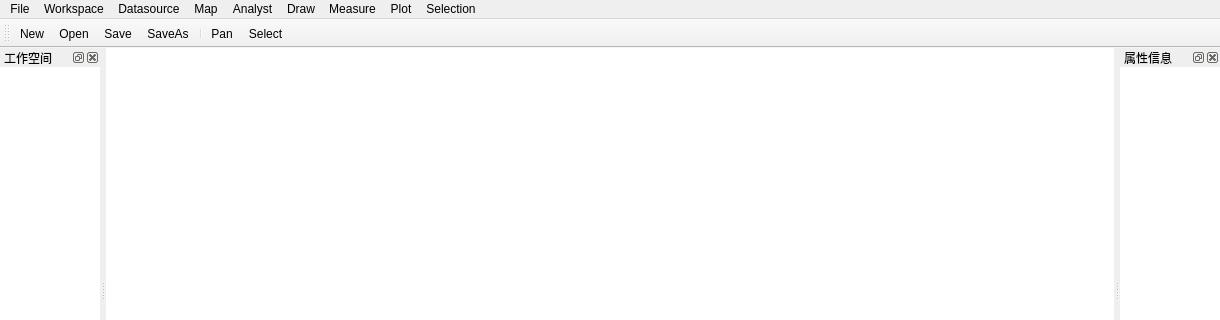
Old version of the form VSApps/QtApps/JunSuQt/MainWindow.ui in the repository Jun0x01/JunSuCpp; both pictures show x 0 to 1220 and y 0 to 320 of the 1220 by 647 pixel window.
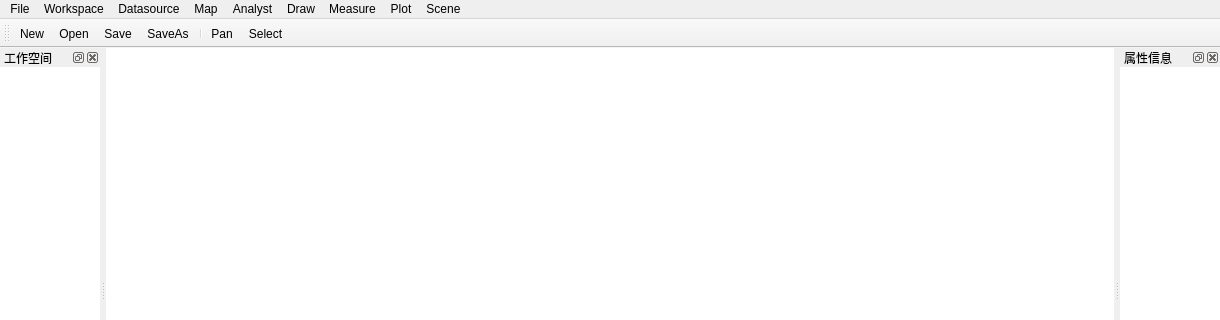
New version of the form. Icons and pictures are not drawn.

Commit message: 增加保存场景功能，增加创建模型数据集的单值专题图示例

What changed in the file:
```diff
--- a/VSApps/QtApps/JunSuQt/MainWindow.ui
+++ b/VSApps/QtApps/JunSuQt/MainWindow.ui
@@ -100,7 +100,7 @@
    </widget>
    <widget class="QMenu" name="menuSelection">
     <property name="title">
-     <string>Selection</string>
+     <string>Scene</string>
     </property>
     <addaction name="actionGet_Selections"/>
    </widget>
```
Left out of the diff: 6 changed lines with no effect on the pictures. The commit also changes 2 other files.
